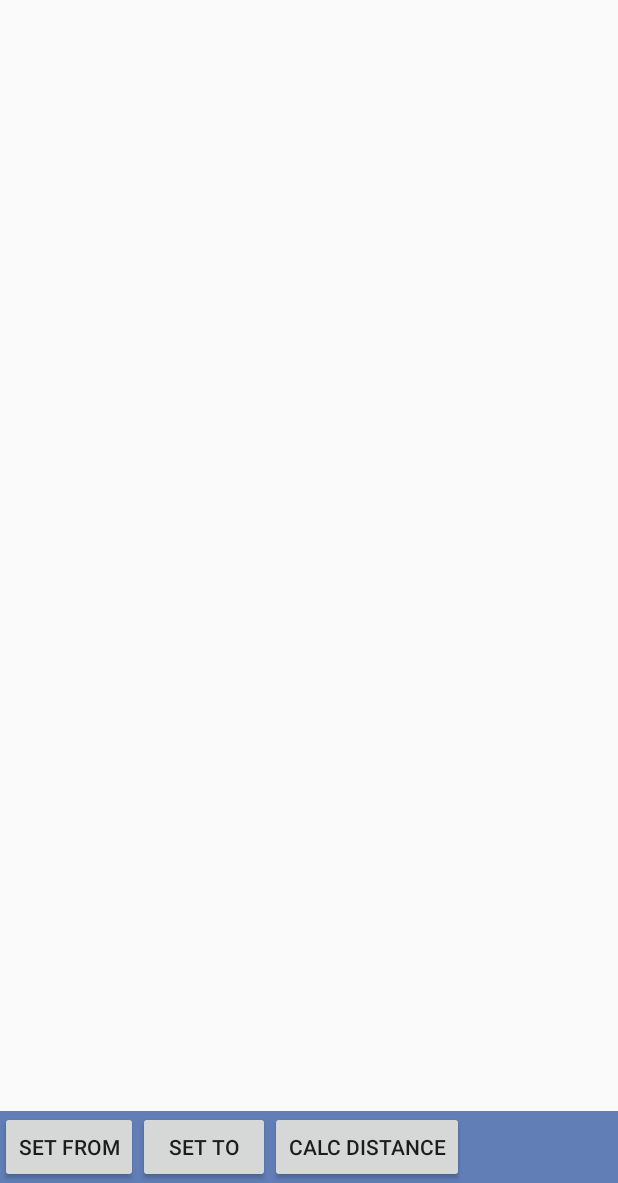
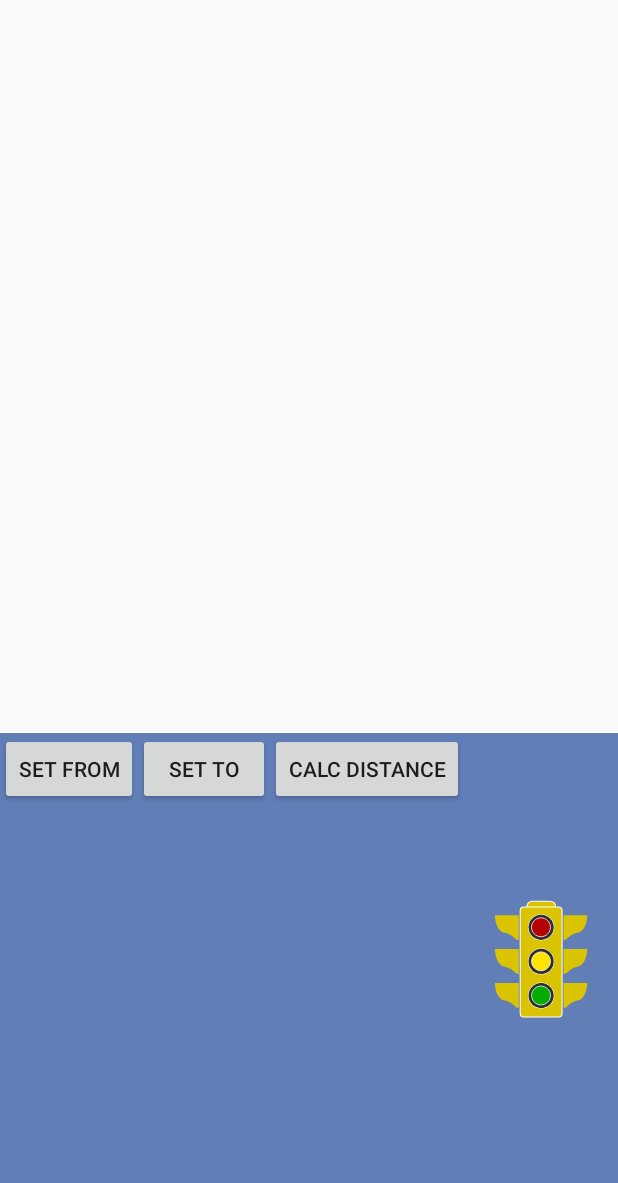
Before and after one commit to haukesand/LiveCarMaps, an Android app: the screen it shows after launch (MapsActivity), on a phone screen of 412 x 824 dp, the part 53-1236 px from its top. Run offline under Robolectric (Android 15) with nearby library versions, the phone set to English and light mode, and no system bars.

Commit message:
mapsview with buttons and lottie

```diff
--- a/app/build.gradle
+++ b/app/build.gradle
@@ -25,7 +25,7 @@ dependencies {
         exclude group: 'com.android.support', module: 'support-annotations'
     })
 
-    compile ('com.airbnb.android:lottie:2.2.5'){ exclude group: 'com.android.support' }
+    compile ('com.airbnb.android:lottie:2.2.0')/*{ exclude group: 'com.android.support' }*/
     compile 'com.android.support:appcompat-v7:25.3.1'
     compile 'com.google.android.gms:play-services-maps:9.6.0'
 /*
--- a/app/src/main/res/layout/activity_maps.xml
+++ b/app/src/main/res/layout/activity_maps.xml
@@ -2,6 +2,7 @@
     xmlns:tools="http://schemas.android.com/tools"
     android:layout_width="match_parent"
     android:layout_height="match_parent"
+    xmlns:app="http://schemas.android.com/apk/res-auto"
     tools:context=".MapsActivity">
 
     <fragment xmlns:android="http://schemas.android.com/apk/res/android"
@@ -12,6 +13,7 @@
     android:layout_width="match_parent"
     android:layout_height="match_parent"
     tools:context="com.v2x.bosch.v2xdisplaz.MapsActivity" />
+
     <LinearLayout
         android:layout_width="match_parent"
         android:layout_height="match_parent"
@@ -26,22 +28,30 @@
 
             <Button
                 android:id="@+id/buttonSetFrom"
-                android:text="Set From"
                 android:layout_width="wrap_content"
-                android:layout_height="wrap_content" />
+                android:layout_height="wrap_content"
+                android:text="Set From" />
 
             <Button
                 android:id="@+id/buttonSetTo"
-                android:text="Set To"
                 android:layout_width="wrap_content"
-                android:layout_height="wrap_content" />
+                android:layout_height="wrap_content"
+                android:text="Set To" />
 
 
             <Button
                 android:id="@+id/buttonCalcDistance"
-                android:text="Calc Distance"
                 android:layout_width="wrap_content"
-                android:layout_height="wrap_content" />
+                android:layout_height="wrap_content"
+                android:text="Calc Distance" />
+
+            <com.airbnb.lottie.LottieAnimationView
+                android:id="@+id/animation_view"
+                android:layout_width="wrap_content"
+                android:layout_height="wrap_content"
+                app:lottie_fileName="traffic_light.json"
+                app:lottie_loop="true"
+                app:lottie_autoPlay="true" />
 
 
         </LinearLayout>
--- a/build.gradle
+++ b/build.gradle
@@ -9,7 +9,7 @@ buildscript {
         classpath 'com.android.tools.build:gradle:2.3.2'
 
         // NOTE: Do not place your application dependencies here; they belong
-        // in the individual module build.gradle filesl
+        // in the individual module build.gradle files
     }
 }
 
```
Also changed, not shown: app/src/main/assets/traffic_light.json (added, +1 -0 lines).
